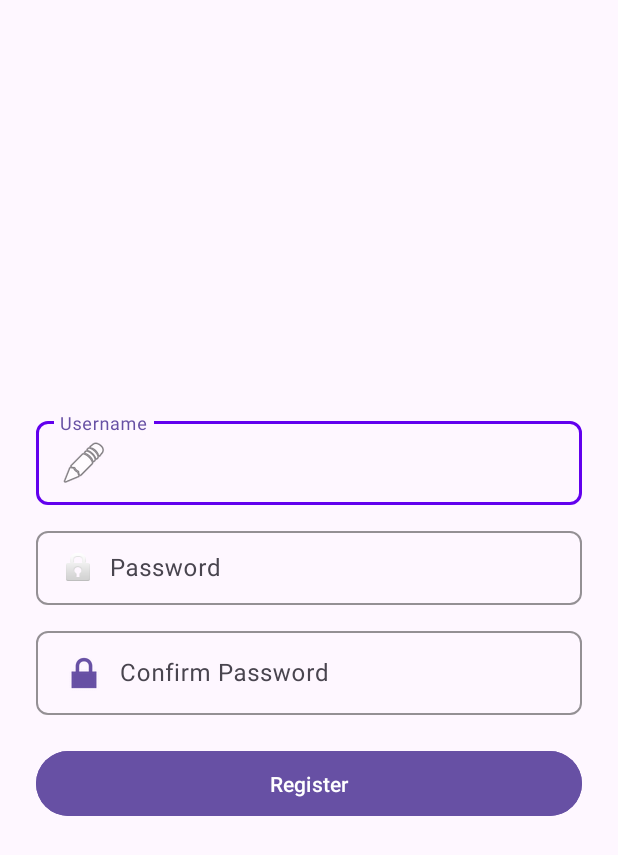
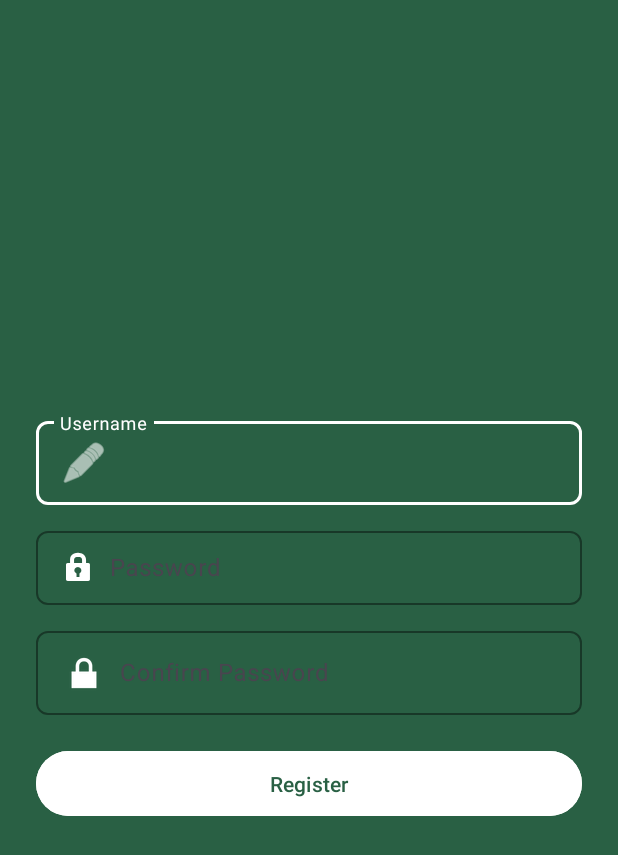
Before and after one commit to VuThanh2/RecipeApp, an Android app: the screen it shows after launch (RegisterActivity), after a tap on "Create an account", on a phone screen of 412 x 824 dp. Shown: the top 855 px of the screen. Run offline under Robolectric (Android 15) with nearby library versions, the phone set to English and light mode, and no system bars; 1 other tap on this screen came first.

Commit message:
Add some UX features. Change the color for the UI

```diff
--- a/app/src/main/java/Login/ForgotPasswordActivity.java
+++ b/app/src/main/java/Login/ForgotPasswordActivity.java
@@ -29,7 +29,7 @@
         confirmPasswordInput = findViewById(R.id.editConfirmPassword);
         resetPasswordButton = findViewById(R.id.btnResetPassword);
 
-        normalColor = ContextCompat.getColor(this, R.color.purple);
+        normalColor = ContextCompat.getColor(this, R.color.white);
         errorColor = ContextCompat.getColor(this, android.R.color.holo_red_dark);
 
         resetPasswordButton.setOnClickListener(v -> ValidateAndResetPassword());
--- a/app/src/main/java/Login/LoginActivity.java
+++ b/app/src/main/java/Login/LoginActivity.java
@@ -33,10 +33,10 @@
         registerLink = findViewById(R.id.txtRegister);
         forgotPasswordLink = findViewById(R.id.txtForgotPassword);
 
-        normalColor = ContextCompat.getColor(this, R.color.purple);
+        normalColor = ContextCompat.getColor(this, android.R.color.white);
         errorColor = ContextCompat.getColor(this, android.R.color.holo_red_dark);
 
-        int accentColor = ContextCompat.getColor(this, android.R.color.holo_blue_dark);
+        int accentColor = ContextCompat.getColor(this, android.R.color.white);
         registerLink.setTextColor(accentColor);
         forgotPasswordLink.setTextColor(accentColor);
 
--- a/app/src/main/java/Login/RegisterActivity.java
+++ b/app/src/main/java/Login/RegisterActivity.java
@@ -31,7 +31,7 @@
         confirmPasswordInput = findViewById(R.id.editConfirmPassword);
         registerButton = findViewById(R.id.btnRegister);
 
-        normalColor = ContextCompat.getColor(this, R.color.purple);
+        normalColor = ContextCompat.getColor(this, R.color.white);
         errorColor = ContextCompat.getColor(this, android.R.color.holo_red_dark);
 
         registerButton.setOnClickListener(v -> ValidateAndRegister());
--- a/app/src/main/java/MealPlanner/WeeklyAdapter.java
+++ b/app/src/main/java/MealPlanner/WeeklyAdapter.java
@@ -63,7 +63,7 @@
 
     @Override public void onBindViewHolder(@NonNull DayVH h, int pos) {
         Day d = days[pos];
-        h.dayLabel.setText(d.name().substring(0,1)); // S/M/T...
+        h.dayLabel.setText(d.name());
         h.chips.removeAllViews();
         List<Recipe> tags = data.get(d);
         if (tags != null) for (Recipe t: tags) {
--- a/app/src/main/res/layout/activity_register.xml
+++ b/app/src/main/res/layout/activity_register.xml
@@ -1,3 +1,4 @@
+<?xml version="1.0" encoding="utf-8"?>
 <LinearLayout xmlns:android="http://schemas.android.com/apk/res/android"
     xmlns:app="http://schemas.android.com/apk/res-auto"
     android:layout_width="match_parent"
@@ -5,15 +6,17 @@
     android:orientation="vertical"
     android:padding="24dp"
     android:gravity="center_vertical"
-    android:background="?android:attr/windowBackground">
+    android:background="@color/green_primary">
 
+    <!-- Username -->
     <com.google.android.material.textfield.TextInputLayout
         android:id="@+id/layoutUsername"
         android:layout_width="match_parent"
         android:layout_height="wrap_content"
         android:layout_marginBottom="12dp"
         app:boxBackgroundMode="outline"
-        app:boxStrokeColor="?attr/colorPrimary"
+        app:boxStrokeColor="@android:color/white"
+        app:hintTextColor="@android:color/white"
         app:boxCornerRadiusTopStart="8dp"
         app:boxCornerRadiusTopEnd="8dp"
         app:boxCornerRadiusBottomStart="8dp"
@@ -27,17 +30,21 @@
             android:inputType="textPersonName"
             android:drawableStart="@android:drawable/ic_menu_edit"
             android:drawablePadding="8dp"
+            android:drawableTint="@android:color/white"
             android:padding="12dp"
-            android:textColorHint="@android:color/darker_gray"/>
+            android:textColor="@android:color/white"
+            android:textColorHint="@android:color/white" />
     </com.google.android.material.textfield.TextInputLayout>
 
+    <!-- Password -->
     <com.google.android.material.textfield.TextInputLayout
         android:id="@+id/layoutPassword"
         android:layout_width="match_parent"
         android:layout_height="wrap_content"
         android:layout_marginBottom="12dp"
         app:boxBackgroundMode="outline"
-        app:boxStrokeColor="?attr/colorPrimary"
+        app:boxStrokeColor="@android:color/white"
+        app:hintTextColor="@android:color/white"
         app:boxCornerRadiusTopStart="8dp"
         app:boxCornerRadiusTopEnd="8dp"
         app:boxCornerRadiusBottomStart="8dp"
@@ -51,16 +58,20 @@
             android:inputType="textPassword"
             android:drawableStart="@android:drawable/ic_lock_idle_lock"
             android:drawablePadding="8dp"
+            android:drawableTint="@android:color/white"
             android:padding="12dp"
-            android:textColorHint="@android:color/darker_gray"/>
+            android:textColor="@android:color/white"
+            android:textColorHint="@android:color/white" />
     </com.google.android.material.textfield.TextInputLayout>
 
+    <!-- Confirm Password -->
     <com.google.android.material.textfield.TextInputLayout
         android:id="@+id/layoutConfirmPassword"
         android:layout_width="match_parent"
         android:layout_height="wrap_content"
         app:boxBackgroundMode="outline"
-        app:boxStrokeColor="?attr/colorPrimary"
+        app:boxStrokeColor="@android:color/white"
+        app:hintTextColor="@android:color/white"
         app:boxCornerRadiusTopStart="8dp"
         app:boxCornerRadiusTopEnd="8dp"
         app:boxCornerRadiusBottomStart="8dp"
@@ -74,10 +85,13 @@
             android:inputType="textPassword"
             android:drawableStart="@android:drawable/ic_lock_lock"
             android:drawablePadding="8dp"
+            android:drawableTint="@android:color/white"
             android:padding="12dp"
-            android:textColorHint="@android:color/darker_gray"/>
+            android:textColor="@android:color/white"
+            android:textColorHint="@android:color/white" />
     </com.google.android.material.textfield.TextInputLayout>
 
+    <!-- Register Button -->
     <Button
         android:id="@+id/btnRegister"
         android:layout_width="match_parent"
@@ -85,7 +99,7 @@
         android:text="Register"
         android:textAllCaps="false"
         android:layout_marginTop="20dp"
-        android:backgroundTint="?attr/colorPrimary"
-        android:textColor="@android:color/white"
+        android:backgroundTint="@color/white"
+        android:textColor="@color/green_primary"
         android:padding="12dp" />
 </LinearLayout>
--- a/app/src/main/res/layout/fragment_recipe_detail.xml
+++ b/app/src/main/res/layout/fragment_recipe_detail.xml
@@ -51,6 +51,7 @@
             android:id="@+id/btnEdit"
             android:layout_width="match_parent"
             android:layout_height="wrap_content"
+            android:backgroundTint="@color/green_primary"
             android:text="Edit"/>
 
         <Button
@@ -58,6 +59,7 @@
             android:layout_width="match_parent"
             android:layout_height="wrap_content"
             android:text="Delete"
+            android:backgroundTint="@color/green_primary"
             android:layout_marginTop="8dp"/>
     </LinearLayout>
 </ScrollView>
--- a/app/src/main/res/values-night/themes.xml
+++ /dev/null
@@ -1,7 +0,0 @@
-<resources xmlns:tools="http://schemas.android.com/tools">
-    <!-- Base application theme. -->
-    <style name="Base.Theme.RecipeApp" parent="Theme.Material3.DayNight.NoActionBar">
-        <!-- Customize your dark theme here. -->
-        <!-- <item name="colorPrimary">@color/my_dark_primary</item> -->
-    </style>
-</resources>
--- a/app/src/main/res/values/colors.xml
+++ b/app/src/main/res/values/colors.xml
@@ -3,4 +3,9 @@
     <color name="black">#FF000000</color>
     <color name="white">#FFFFFFFF</color>
     <color name="purple">#6200EE</color>
+    <color name="green_primary">#296044</color>
+    <color name="green_dark">#004d26</color>
+    <color name="green_medium">#32734E</color>
+    <color name="green_light">#33a266</color>
+    <color name="green_lighter">#66c285</color>
 </resources>
--- a/app/src/main/res/values/themes.xml
+++ b/app/src/main/res/values/themes.xml
@@ -1,8 +1,8 @@
 <resources xmlns:tools="http://schemas.android.com/tools">
     <!-- Base application theme. -->
-    <style name="Base.Theme.RecipeApp" parent="Theme.Material3.DayNight.NoActionBar">
-        <!-- Customize your light theme here. -->
-        <!-- <item name="colorPrimary">@color/my_light_primary</item> -->
+    <style name="Base.Theme.RecipeApp" parent="Theme.Material3.Light.NoActionBar">
+        <item name="android:statusBarColor">@color/green_primary</item>
+        <item name="android:windowLightStatusBar">false</item>
     </style>
 
     <style name="Theme.RecipeApp" parent="Base.Theme.RecipeApp" />
```
Also changed, not shown: app/src/main/java/MealPlanner/Day.java (+7 -7 lines), app/src/main/java/RecipeManager/RecipeFormFragment.java (+168 -119 lines), app/src/main/res/layout/activity_forgot_password.xml (+16 -9 lines), app/src/main/res/layout/activity_login.xml (+13 -9 lines), app/src/main/res/layout/activity_recipe_manager.xml (+5 -2 lines), app/src/main/res/layout/activity_user_profile.xml (+5 -3 lines), app/src/main/res/layout/fragment_recipe_form.xml (+14 -5 lines), app/src/main/res/layout/fragment_recipe_list.xml (+5 -2 lines), app/src/main/res/layout/item_day_row.xml (+25 -9 lines), app/src/main/res/menu/drawer_menu.xml (+6 -3 lines).
